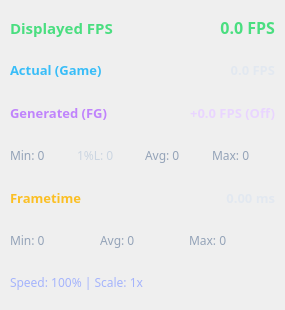
Old version of the form src/yuzu/render/performance_overlay.ui in the repository QuincyForbes/Lichii.
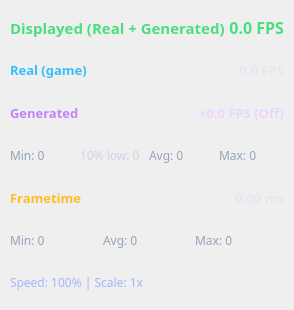
New version of the form.

Commit message: status bar/overlay: OoT 60/30 button shows the cap that applies and is disabled with the reason when the frame rate limit isn't 60 Hz or the speed limit is off; one FPS vocabulary (Real / Generated / Displayed); '1%L' was the 10% low and is labelled so; overlay says LSFG is unavailable without Lossless.dll instead of 'Warmup'

What changed in the file:
```diff
--- a/src/yuzu/render/performance_overlay.ui
+++ b/src/yuzu/render/performance_overlay.ui
@@ -44,7 +44,7 @@
         <string notr="true">color: #4ade80;</string>
        </property>
        <property name="text">
-        <string>Displayed FPS</string>
+        <string>Displayed (Real + Generated)</string>
        </property>
       </widget>
      </item>
@@ -85,7 +85,7 @@
         <string notr="true">color: #38bdf8;</string>
        </property>
        <property name="text">
-        <string>Actual (Game)</string>
+        <string>Real (game)</string>
        </property>
       </widget>
      </item>
@@ -126,7 +126,7 @@
         <string notr="true">color: #c084fc;</string>
        </property>
        <property name="text">
-        <string>Generated (FG)</string>
+        <string>Generated</string>
        </property>
       </widget>
      </item>
@@ -184,7 +184,7 @@
         <string notr="true">color: #cbd5e1;</string>
        </property>
        <property name="text">
-        <string>1%L: 0</string>
+        <string>10% low: 0</string>
        </property>
       </widget>
      </item>
```
The commit also changes 2 other files.
